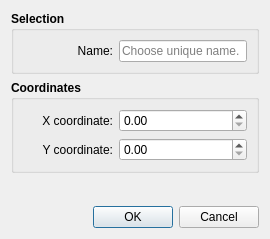
This is src/libs/vtools/dialogs/tools/dialogsinglepoint.ui in FashionFreedom/Seamly2D as Qt 5 draws it before an edit. The edited form follows.
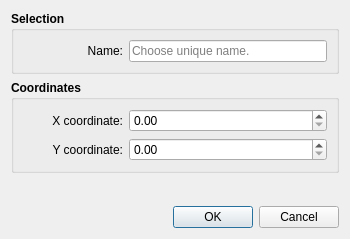
This is the edited form. Icons and pictures are not drawn.

Diff of the .ui file:
```diff
--- a/src/libs/vtools/dialogs/tools/dialogsinglepoint.ui
+++ b/src/libs/vtools/dialogs/tools/dialogsinglepoint.ui
@@ -9,7 +9,7 @@
    <rect>
     <x>0</x>
     <y>0</y>
-    <width>270</width>
+    <width>350</width>
     <height>239</height>
    </rect>
   </property>
@@ -69,7 +69,7 @@
           </property>
           <property name="minimumSize">
            <size>
-            <width>90</width>
+            <width>100</width>
             <height>0</height>
            </size>
           </property>
@@ -153,7 +153,7 @@
          <widget class="QLabel" name="labelXCor">
           <property name="minimumSize">
            <size>
-            <width>90</width>
+            <width>100</width>
             <height>0</height>
            </size>
           </property>
@@ -197,7 +197,7 @@
          <widget class="QLabel" name="labelYCor">
           <property name="minimumSize">
            <size>
-            <width>90</width>
+            <width>100</width>
             <height>0</height>
            </size>
           </property>
```
